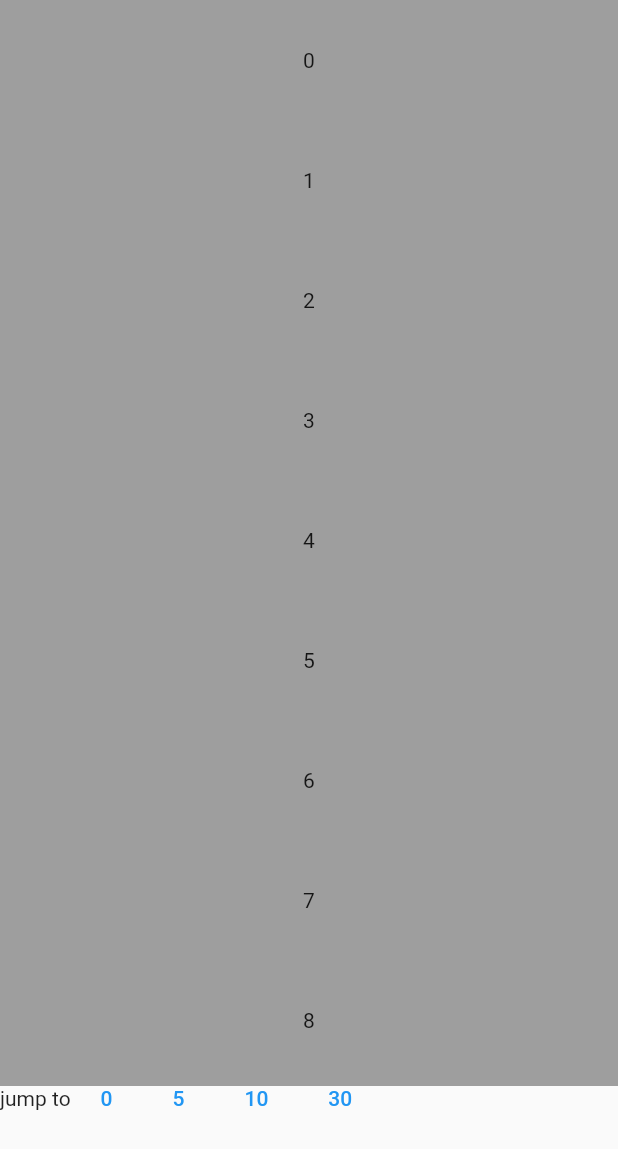
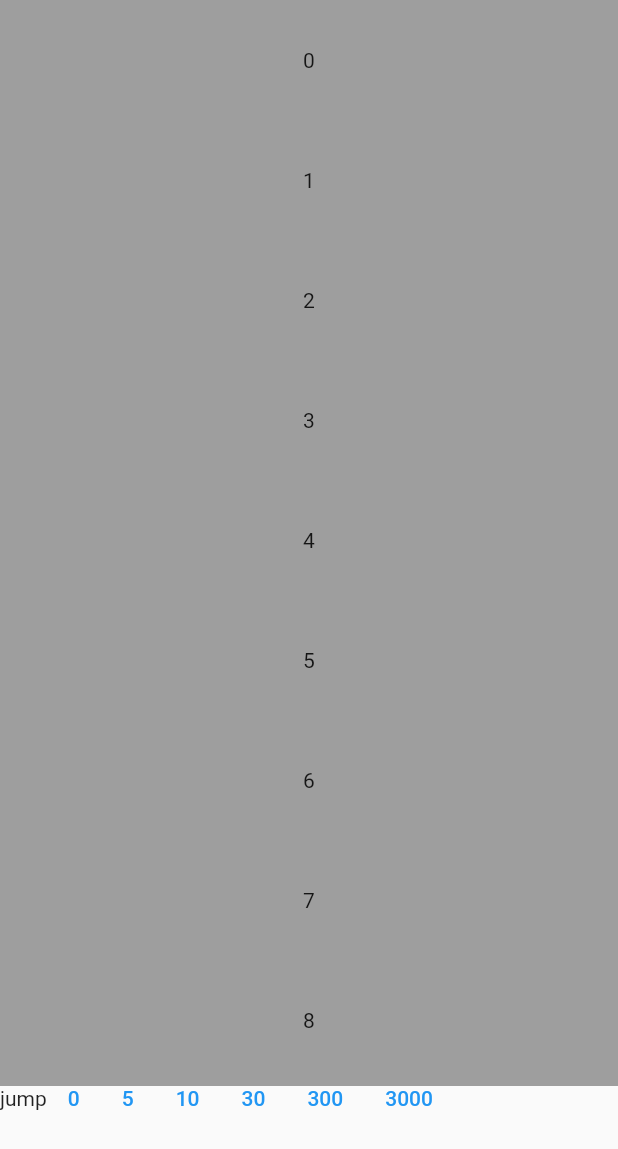
Before and after one commit to bytedance/scroll_kit, a Flutter app: the screen it shows after launch, after a tap on "JumpTo", on a phone screen of 412 x 824 dp. Shown: the top 1149 px of the screen. Run offline on Flutter 3.47's test engine with Material 2 defaults, Android fonts, the phone set to English and light mode, and no system bars.

Commit message:
update: example

```diff
--- a/example/lib/pages/jump_page.dart
+++ b/example/lib/pages/jump_page.dart
@@ -101,7 +101,7 @@ class _ScrollablePositionedListPageState
 
   List<int> data = () {
     List<int> data = <int>[];
-    for (var i = 0; i < 50; i++) {
+    for (var i = 0; i < 10000; i++) {
       data.add(i);
     }
     return data;
@@ -135,17 +135,19 @@ class _ScrollablePositionedListPageState
 
   Widget get jumpControlButtons => Row(
     children: <Widget>[
-      const Text('jump to'),
+      const Text('jump'),
       jumpButton(0),
       jumpButton(5),
       jumpButton(10),
       jumpButton(30),
+      jumpButton(300),
+      jumpButton(3000),
     ],
   );
 
     final _scrollButtonStyle = ButtonStyle(
       padding: MaterialStateProperty.all(
-        const EdgeInsets.symmetric(horizontal: 20, vertical: 0),
+        const EdgeInsets.symmetric(horizontal: 14, vertical: 0),
       ),
       minimumSize: MaterialStateProperty.all(Size.zero),
       tapTargetSize: MaterialTapTargetSize.shrinkWrap,
```
